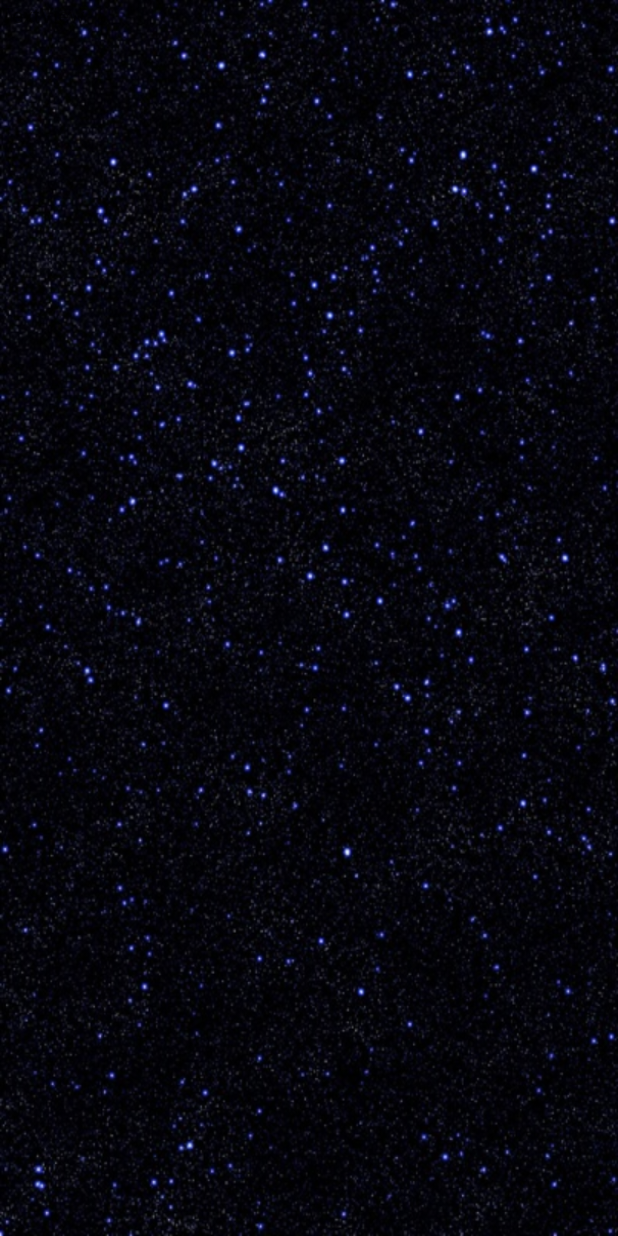
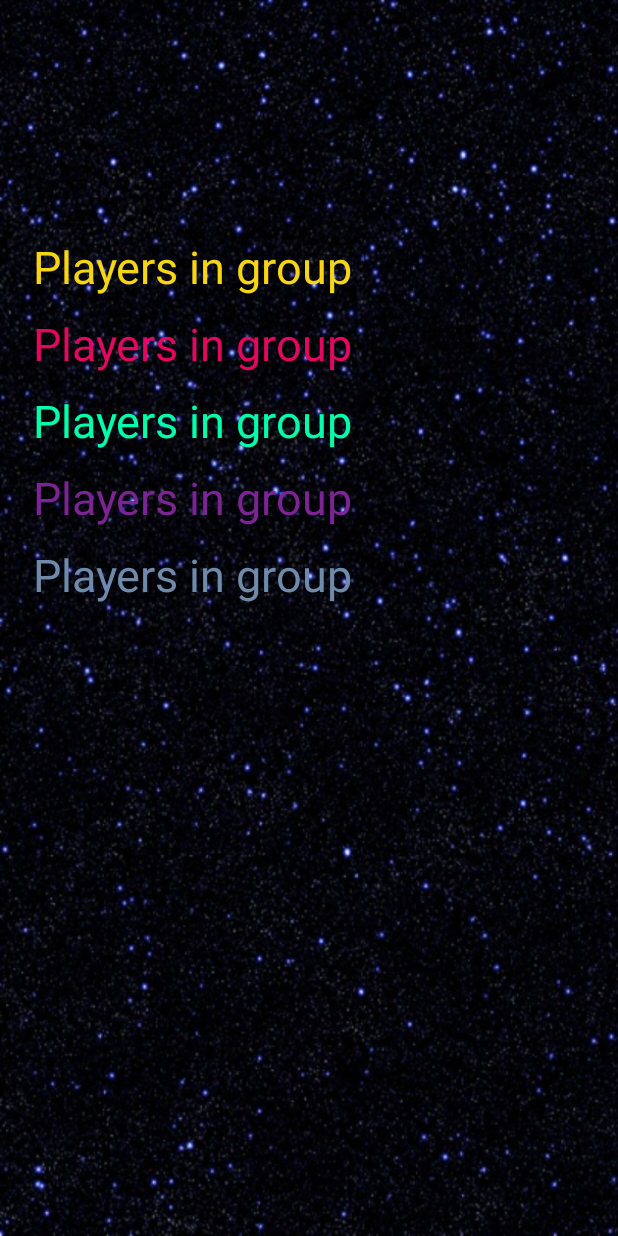
Before and after one commit to GustavAT/Carcassonne, an Android app: the layout fragment_score.xml on its own in the app's theme, with its tools: preview values and no code run, on a phone screen of 412 x 824 dp. Run offline under Robolectric (Android 15) with nearby library versions, the phone set to English and light mode, and no system bars.

Commit message:
ScoreFragment and Merge from PlacePeep branch

```diff
--- a/app/src/main/java/distudios/at/carcassonne/engine/logic/GameEngine.java
+++ b/app/src/main/java/distudios/at/carcassonne/engine/logic/GameEngine.java
@@ -260,7 +260,7 @@ public class GameEngine implements IGameEngine {
     }
 
     private Peep checkForPeep(Card card, Orientation sborder){
-        ArrayList<Peep> peeps=getGamestate().getPeeps();
+        ArrayList<Peep> peeps= currentState.getPeeps();
 
         //todo: remove Peep
         //Überprüft für jeden Peep ob er auf der Karte steht, und ob er auf der entsprechenden Border steht
--- a/app/src/main/res/layout/fragment_score.xml
+++ b/app/src/main/res/layout/fragment_score.xml
@@ -10,9 +10,69 @@
     <!-- TODO: Update blank fragment layout -->
 
 
-    <TextView
-        android:id="@+id/text_score"
-        android:layout_width="wrap_content"
-        android:layout_height="wrap_content"
-        android:text="TextView" />
+    <LinearLayout
+        android:layout_width="368dp"
+        android:layout_height="520dp"
+        android:layout_marginBottom="8dp"
+        android:layout_marginEnd="8dp"
+        android:layout_marginLeft="8dp"
+        android:layout_marginRight="8dp"
+        android:layout_marginStart="8dp"
+        android:layout_marginTop="8dp"
+        android:orientation="vertical"
+        app:layout_constraintBottom_toBottomOf="parent"
+        app:layout_constraintEnd_toEndOf="parent"
+        app:layout_constraintStart_toStartOf="parent"
+        app:layout_constraintTop_toTopOf="parent">
+
+        <TextView
+            android:id="@+id/text_score1"
+            android:layout_width="match_parent"
+            android:layout_height="wrap_content"
+            android:paddingBottom="8px"
+            android:paddingTop="8px"
+            android:text="@string/text_player_in_group"
+            android:textColor="#F6D612"
+            android:textSize="30sp" />
+
+        <TextView
+            android:id="@+id/text_score2"
+            android:layout_width="match_parent"
+            android:layout_height="wrap_content"
+            android:paddingBottom="8px"
+            android:paddingTop="8px"
+            android:text="@string/text_player_in_group"
+            android:textColor="#E3085D"
+            android:textSize="30sp" />
+
+        <TextView
+            android:id="@+id/text_score3"
+            android:layout_width="match_parent"
+            android:layout_height="wrap_content"
+            android:paddingBottom="8px"
+            android:paddingTop="8px"
+            android:text="@string/text_player_in_group"
+            android:textColor="#00FFAB"
+            android:textSize="30sp" />
+
+        <TextView
+            android:id="@+id/text_score4"
+            android:layout_width="match_parent"
+            android:layout_height="wrap_content"
+            android:paddingBottom="8px"
+            android:paddingTop="8px"
+            android:text="@string/text_player_in_group"
+            android:textColor="#7C2494"
+            android:textSize="30sp" />
+
+        <TextView
+            android:id="@+id/text_score5"
+            android:layout_width="match_parent"
+            android:layout_height="wrap_content"
+            android:paddingBottom="8px"
+            android:paddingTop="8px"
+            android:text="@string/text_player_in_group"
+            android:textColor="#6F8BA9"
+            android:textSize="30sp" />
+    </LinearLayout>
 </android.support.constraint.ConstraintLayout>
```
Also changed, not shown: app/src/main/java/distudios/at/carcassonne/gui/field/ScoreFragment.java (+52 -0 lines).
